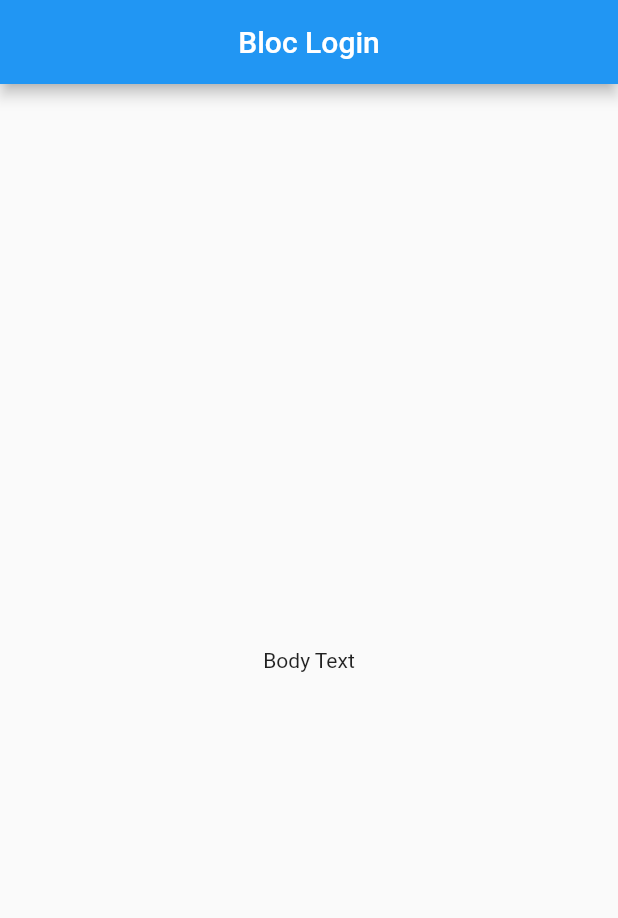
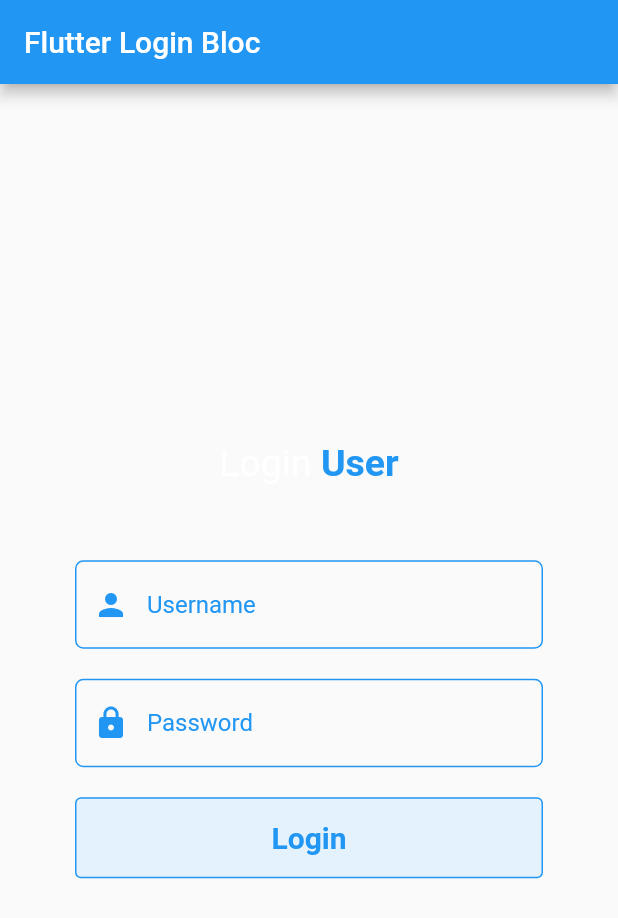
Before and after one commit to rahulmukh1ya/bloc_login, a Flutter app: the screen it shows after launch, on a phone screen of 412 x 824 dp. Shown: the top 918 px of the screen. Run offline on Flutter 3.47's test engine with Material 2 defaults, Android fonts, the phone set to English and light mode, and no system bars; our stand-ins replace bloc, flutter_bloc.

Commit message:
Second Commit

```diff
--- a/lib/Presentation/Routes/routes_generator.dart
+++ b/lib/Presentation/Routes/routes_generator.dart
@@ -1,2 +1,56 @@
-// needs dashboard ui and dashboard bloc
-// needs
+import 'package:flutter/material.dart';
+import 'package:flutter_bloc/flutter_bloc.dart';
+import 'package:bloc_login/Presentation/Screens/Dashboard/UI/dashboard.dart';
+import 'package:bloc_login/Business_Logic/Bloc/Dashboard/dashboard_bloc.dart';
+import '../../Business_Logic/Bloc/LoginAuth/auth_bloc.dart';
+import '../Screens/LoginPage/UI/login_page.dart';
+
+class RouteGenerator {
+  final AuthBloc _authBloc = AuthBloc();
+  final DashboardBloc _dashboardBloc = DashboardBloc();
+
+  Route<dynamic> generateRoute(RouteSettings settings) {
+    final args = settings.arguments;
+
+    switch (settings.name) {
+      case '/':
+        return MaterialPageRoute(
+          builder: (_) => BlocProvider<AuthBloc>.value(
+            value: _authBloc,
+            child: const MyHomePage(
+              title: "Flutter Login Bloc",
+            ),
+          ),
+        );
+
+      case '/dashboard':
+        if (args is String) {
+          return MaterialPageRoute(
+            builder: (_) => BlocProvider<DashboardBloc>.value(
+              value: _dashboardBloc,
+              child: Dashboard(title: "Dashboard", username: args),
+            ),
+          );
+        }
+        return _errorRoute();
+
+      default:
+        return _errorRoute();
+    }
+  }
+
+  static Route<dynamic> _errorRoute() {
+    return MaterialPageRoute(
+      builder: (_) {
+        return Scaffold(
+          appBar: AppBar(
+            title: const Text('Error'),
+          ),
+          body: const Center(
+            child: Text("Error in Navigation"),
+          ),
+        );
+      },
+    );
+  }
+}
--- a/lib/Presentation/Screens/LoginPage/UI/login_page.dart
+++ b/lib/Presentation/Screens/LoginPage/UI/login_page.dart
@@ -0,0 +1,111 @@
+import 'package:flutter/material.dart';
+import 'package:flutter_bloc/flutter_bloc.dart';
+
+import '../../../../Business_Logic/Bloc/LoginAuth/auth_bloc.dart';
+import '../../../Components/loader.dart';
+import '../../../Components/spacers.dart';
+import '../Widgets/button.dart';
+import '../Widgets/text_data_widget.dart';
+import '../Widgets/text_form_field.dart';
+
+class MyHomePage extends StatefulWidget {
+  const MyHomePage({super.key, required this.title});
+
+  final String title;
+
+  @override
+  State<MyHomePage> createState() => _MyHomePageState();
+}
+
+class _MyHomePageState extends State<MyHomePage> {
+  late FocusNode usernameFocus;
+  late FocusNode passwordFocus;
+  late FocusNode loginBtnFocus;
+  late TextEditingController username;
+  late TextEditingController password;
+
+  @override
+  void initState() {
+    super.initState();
+    usernameFocus = FocusNode();
+    passwordFocus = FocusNode();
+    loginBtnFocus = FocusNode();
+    username = TextEditingController();
+    password = TextEditingController();
+  }
+
+  @override
+  void dispose() {
+    usernameFocus.dispose();
+    passwordFocus.dispose();
+    loginBtnFocus.dispose();
+    username.dispose();
+    password.dispose();
+    super.dispose();
+  }
+
+  @override
+  Widget build(BuildContext context) {
+    return Scaffold(
+      appBar: AppBar(
+        title: Text(widget.title),
+      ),
+      body: Center(
+        child: BlocConsumer<AuthBloc, AuthState>(
+          listener: (context, state) {
+            if (state is AuthError) {
+              buildErrorLayout();
+            } else if (state is AuthLoaded) {
+              Navigator.of(context)
+                  .pushNamed('/dashboard', arguments: state.username);
+            }
+          },
+          builder: (context, state) {
+            if (state is AuthLoading) {
+              return const LoadingWidget();
+            } else {
+              return buildInitialInput();
+            }
+          },
+        ),
+      ),
+    );
+  }
+
+  Widget buildInitialInput() {
+    return Column(
+      mainAxisAlignment: MainAxisAlignment.center,
+      children: [
+        const TextData(message: "User",),
+        const HeightSpacer(myHeight: 50),
+        InputField(
+          focusNode: usernameFocus,
+          textController: username,
+          label: "Username",
+          icons: const Icon(Icons.person, color: Colors.blue),
+        ),
+        const HeightSpacer(myHeight: 20),
+        InputField(
+          focusNode: passwordFocus,
+          textController: password,
+          label: "Password",
+          icons: const Icon(Icons.lock, color: Colors.blue),
+        ),
+        const HeightSpacer(myHeight: 20),
+        ButtonWidget(
+          focusNode: loginBtnFocus,
+          userName: username,
+          password: password,
+        ),
+      ],
+    );
+  }
+
+  ScaffoldFeatureController buildErrorLayout() {
+    return ScaffoldMessenger.of(context).showSnackBar(
+      const SnackBar(
+        content: Text("Please enter username/password!"),
+      ),
+    );
+  }
+}
--- a/lib/Presentation/Screens/LoginPage/Widgets/text_data_widget.dart
+++ b/lib/Presentation/Screens/LoginPage/Widgets/text_data_widget.dart
@@ -19,8 +19,9 @@ class TextData extends StatelessWidget {
               fontSize: 25.00,
               color: Colors.blue,
             ),
-            )
-          ]),
+          ),
+        ],
+      ),
     );
   }
 }
--- a/lib/main.dart
+++ b/lib/main.dart
@@ -1,4 +1,5 @@
 import 'package:flutter/material.dart';
+import 'Presentation/Routes/routes_generator.dart';
 
 void main() {
   runApp(const MyApp());
@@ -10,16 +11,13 @@ class MyApp extends StatelessWidget {
   @override
   Widget build(BuildContext context) {
     return MaterialApp(
-        title: 'Flutter Demo',
-        theme: ThemeData(primarySwatch: Colors.blue),
-        home: Scaffold(
-          appBar: AppBar(
-            centerTitle: true,
-            title: const Text('Bloc Login'),
-          ),
-          body: const Center(
-            child: Text('Body Text'),
-          ),
-        ));
+      title: 'Overlay Loader',
+      debugShowCheckedModeBanner: false,
+      theme: ThemeData(
+        primarySwatch: Colors.blue,
+      ),
+      initialRoute: "/",
+      onGenerateRoute: RouteGenerator().generateRoute,
+    );
   }
 }
```
Lines whose indentation alone changed are shown as unchanged.
